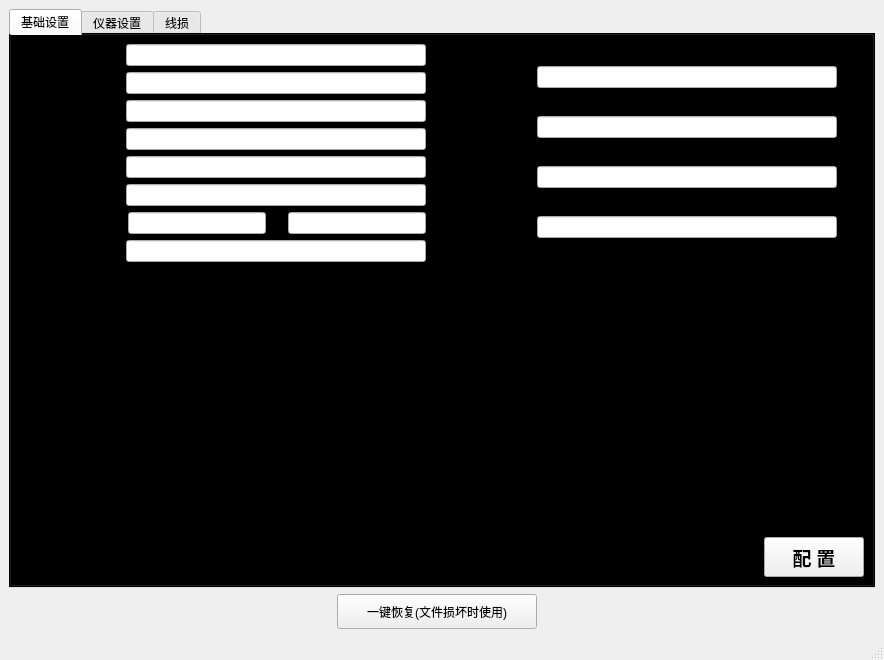
This is Factory_set_air/factory_set.ui in LeekSir/A_setTool as Qt 5 draws it before an edit. The edited form follows.
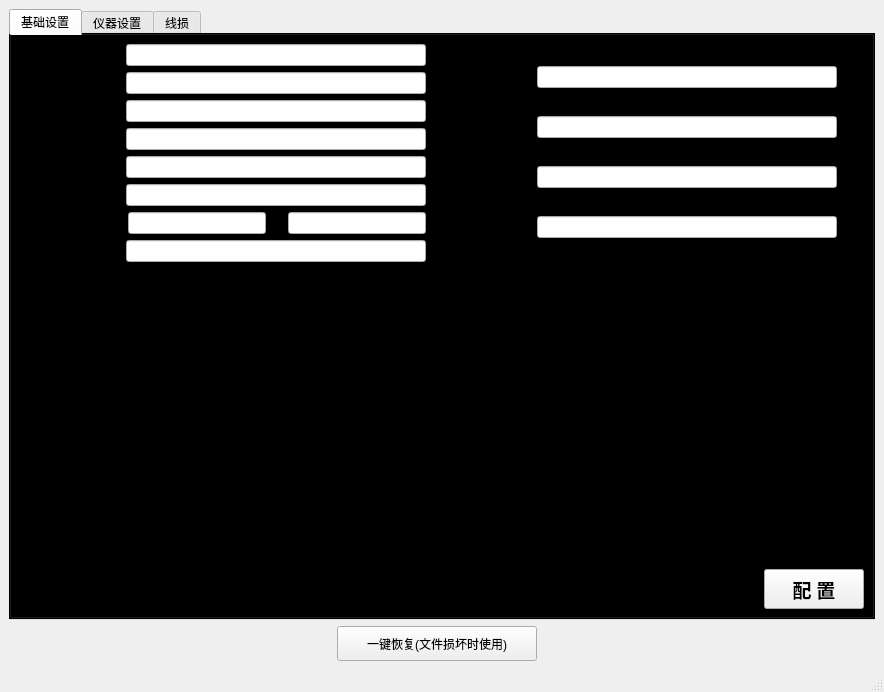
This is the edited form. Icons and pictures are not drawn.

The edit to the form file:
```diff
--- a/Factory_set_air/factory_set.ui
+++ b/Factory_set_air/factory_set.ui
@@ -7,7 +7,7 @@
     <x>0</x>
     <y>0</y>
     <width>884</width>
-    <height>660</height>
+    <height>692</height>
    </rect>
   </property>
   <property name="sizePolicy">
```
Left out of the diff: 2 changed lines with no effect on the pictures.
